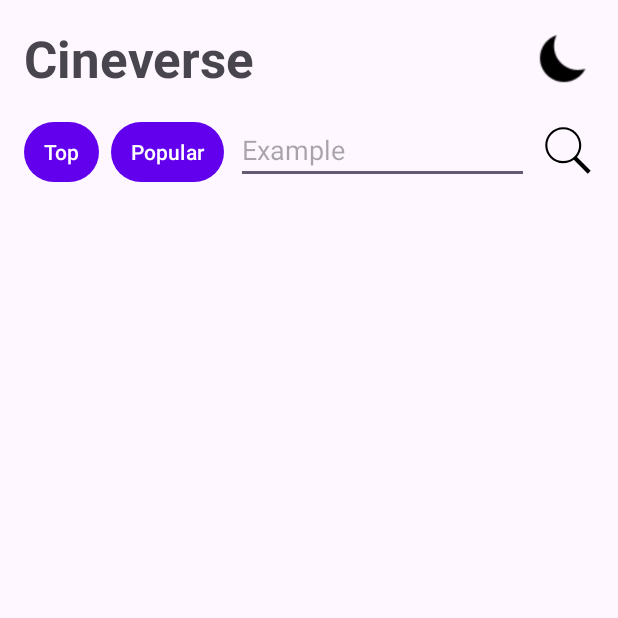
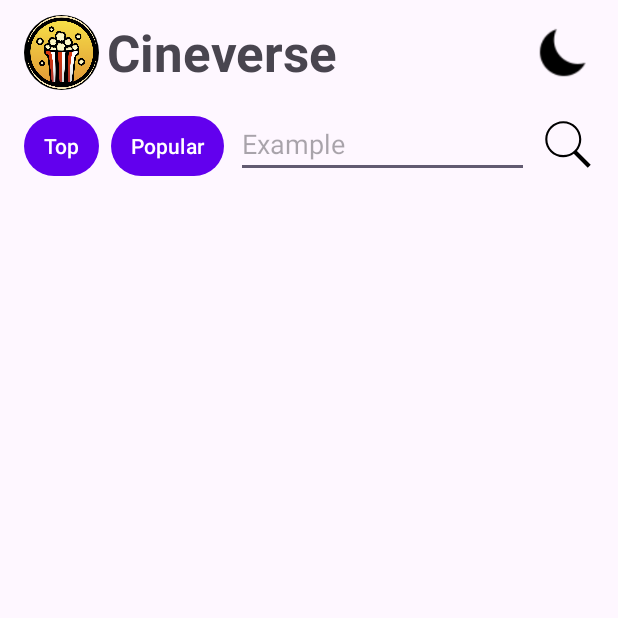
Before and after one commit to ShambhaviGoyal/cineverse, an Android app: the screen it shows after launch (MainActivity), on a phone screen of 412 x 824 dp, the top half of it. Run offline under Robolectric (Android 15) with nearby library versions, the phone set to English and light mode, and no system bars; network calls fail.

Commit message:
Add Logo and Change App Icon

```diff
--- a/app/src/main/AndroidManifest.xml
+++ b/app/src/main/AndroidManifest.xml
@@ -8,9 +8,9 @@
         android:allowBackup="true"
         android:dataExtractionRules="@xml/data_extraction_rules"
         android:fullBackupContent="@xml/backup_rules"
-        android:icon="@mipmap/ic_launcher"
+        android:icon="@drawable/cineverse_logo"
         android:label="@string/app_name"
-        android:roundIcon="@mipmap/ic_launcher_round"
+        android:roundIcon="@drawable/cineverse_logo_circle"
         android:supportsRtl="true"
         android:theme="@style/Theme.Cineverse"
         tools:targetApi="31">
--- /dev/null
+++ b/app/src/main/res/drawable/circle_mask.xml
@@ -0,0 +1,4 @@
+<shape xmlns:android="http://schemas.android.com/apk/res/android"
+    android:shape="oval">
+    <solid android:color="#FFFFFF" />
+</shape>
--- a/app/src/main/res/layout/activity_main.xml
+++ b/app/src/main/res/layout/activity_main.xml
@@ -12,12 +12,12 @@
         android:id="@+id/heading"
         android:layout_width="wrap_content"
         android:layout_height="wrap_content"
-        android:layout_marginStart="16dp"
-        android:layout_marginTop="16dp"
+        android:layout_marginStart="5dp"
+        android:layout_marginTop="12dp"
         android:text="@string/app_name"
         android:textSize="34sp"
         android:textStyle="bold"
-        app:layout_constraintStart_toStartOf="parent"
+        app:layout_constraintStart_toEndOf="@+id/imageView"
         app:layout_constraintTop_toTopOf="parent" />
 
     <ImageView
@@ -94,4 +94,17 @@
         app:layout_constraintStart_toStartOf="parent"
         app:layout_constraintTop_toBottomOf="@+id/topRated" />
 
+    <ImageView
+        android:id="@+id/imageView"
+        android:layout_width="50dp"
+        android:layout_height="50dp"
+        android:layout_marginStart="16dp"
+        android:layout_marginTop="10dp"
+        android:scaleType="centerCrop"
+        android:background="@drawable/circle_mask"
+        android:clipToOutline="true"
+        app:layout_constraintStart_toStartOf="parent"
+        app:layout_constraintTop_toTopOf="parent"
+        app:srcCompat="@drawable/cineverse_logo" />
+
 </androidx.constraintlayout.widget.ConstraintLayout>
```
Also changed, not shown: app/src/main/res/drawable/cineverse_logo.png (added), app/src/main/res/drawable/cineverse_logo_circle.png (added).
